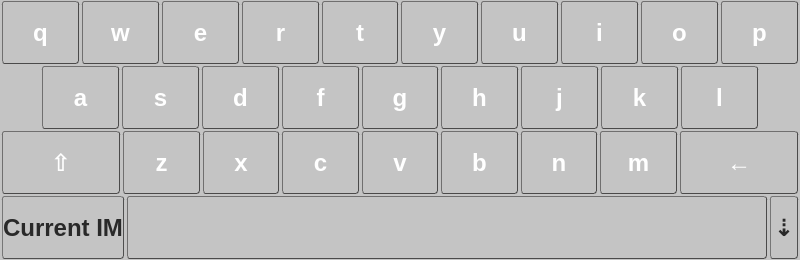
This is src/QVirtualKeyboard.ui in drradwan/Qin as Qt 5 draws it before an edit. The edited form follows.
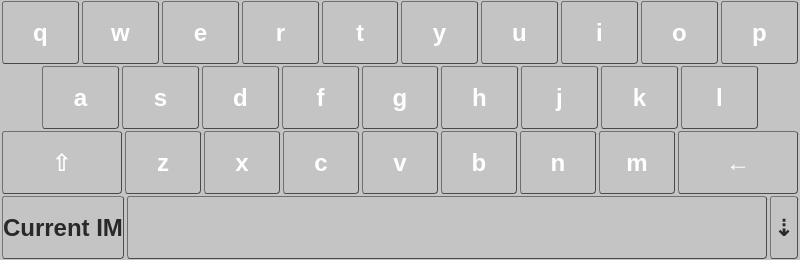
This is the edited form.

```diff
--- a/src/QVirtualKeyboard.ui
+++ b/src/QVirtualKeyboard.ui
@@ -696,7 +696,7 @@
          </property>
          <property name="minimumSize">
           <size>
-           <width>120</width>
+           <width>122</width>
            <height>0</height>
           </size>
          </property>
@@ -934,7 +934,7 @@
          </property>
          <property name="minimumSize">
           <size>
-           <width>120</width>
+           <width>122</width>
            <height>0</height>
           </size>
          </property>
```
